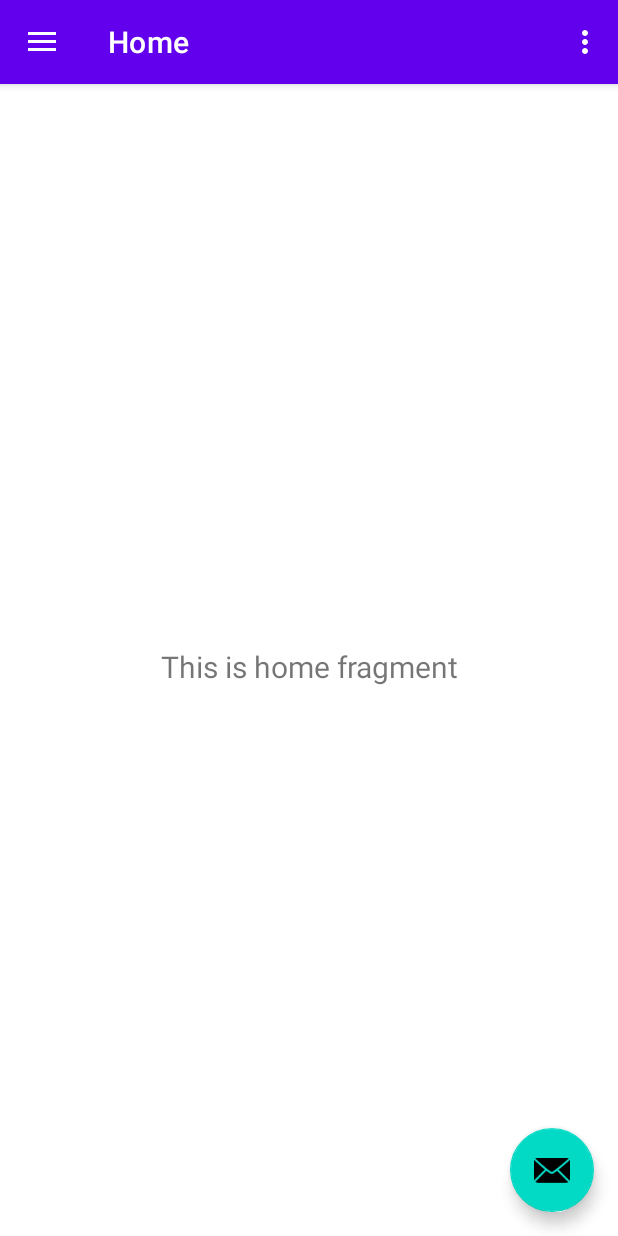
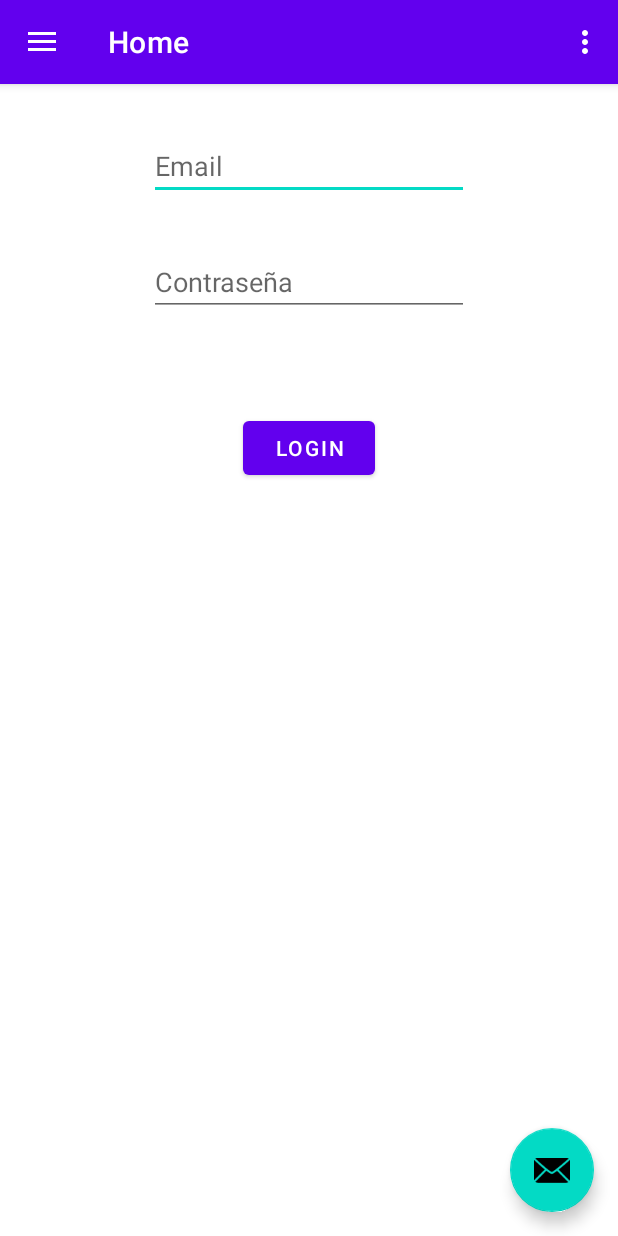
Before and after one commit to FlorezJulian/TienditApp, an Android app: the screen it shows after launch (MainActivity), on a phone screen of 412 x 824 dp. Run offline under Robolectric (Android 15) with nearby library versions, the phone set to English and light mode, and no system bars; our stand-ins replace navigation-ui.

Commit message:
Clase jueves 28
Inclución en Home de email, contraseña y boton de login. Creacion de strings

```diff
--- a/app/src/main/java/com/Grupo5/tienditapp/ui/home/HomeFragment.java
+++ b/app/src/main/java/com/Grupo5/tienditapp/ui/home/HomeFragment.java
@@ -28,11 +28,10 @@ public class HomeFragment extends Fragment {
         binding = FragmentHomeBinding.inflate(inflater, container, false);
         View root = binding.getRoot();
 
-        final TextView textView = binding.textHome;
+
         homeViewModel.getText().observe(getViewLifecycleOwner(), new Observer<String>() {
             @Override
             public void onChanged(@Nullable String s) {
-                textView.setText(s);
             }
         });
         return root;
--- a/app/src/main/res/layout/fragment_home.xml
+++ b/app/src/main/res/layout/fragment_home.xml
@@ -6,17 +6,44 @@
     android:layout_height="match_parent"
     tools:context=".ui.home.HomeFragment">
 
-    <TextView
-        android:id="@+id/text_home"
-        android:layout_width="match_parent"
+    <EditText
+        android:id="@+id/editTextTextEmailAddress"
+        android:layout_width="wrap_content"
         android:layout_height="wrap_content"
         android:layout_marginStart="8dp"
-        android:layout_marginTop="8dp"
+        android:layout_marginTop="32dp"
         android:layout_marginEnd="8dp"
-        android:textAlignment="center"
-        android:textSize="20sp"
-        app:layout_constraintBottom_toBottomOf="parent"
+        android:ems="10"
+        android:hint="@string/Email"
+        android:inputType="textEmailAddress"
         app:layout_constraintEnd_toEndOf="parent"
         app:layout_constraintStart_toStartOf="parent"
         app:layout_constraintTop_toTopOf="parent" />
+
+    <EditText
+        android:id="@+id/editTextNumberPassword"
+        android:layout_width="wrap_content"
+        android:layout_height="wrap_content"
+        android:layout_marginStart="8dp"
+        android:layout_marginTop="32dp"
+        android:layout_marginEnd="8dp"
+        android:ems="10"
+        android:hint="@string/Contraseña"
+        android:inputType="numberPassword"
+        app:layout_constraintEnd_toEndOf="parent"
+        app:layout_constraintStart_toStartOf="parent"
+        app:layout_constraintTop_toBottomOf="@+id/editTextTextEmailAddress" />
+
+    <Button
+        android:id="@+id/button"
+        android:layout_width="wrap_content"
+        android:layout_height="wrap_content"
+        android:layout_marginStart="8dp"
+        android:layout_marginTop="64dp"
+        android:layout_marginEnd="8dp"
+        android:hint="LogIn"
+        android:text="@string/login"
+        app:layout_constraintEnd_toEndOf="parent"
+        app:layout_constraintStart_toStartOf="parent"
+        app:layout_constraintTop_toBottomOf="@+id/editTextNumberPassword" />
 </androidx.constraintlayout.widget.ConstraintLayout>
--- a/app/src/main/res/values/strings.xml
+++ b/app/src/main/res/values/strings.xml
@@ -10,4 +10,7 @@
     <string name="menu_home">Home</string>
     <string name="menu_gallery">Gallery</string>
     <string name="menu_slideshow">Slideshow</string>
+    <string name="login">Login</string>
+    <string name="Email">Email</string>
+    <string name="Contraseña">Contraseña</string>
 </resources>
```
